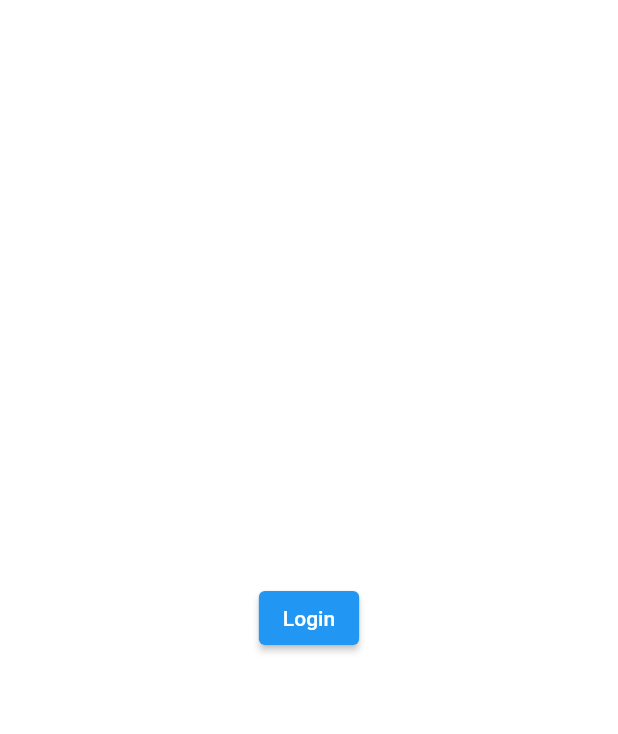
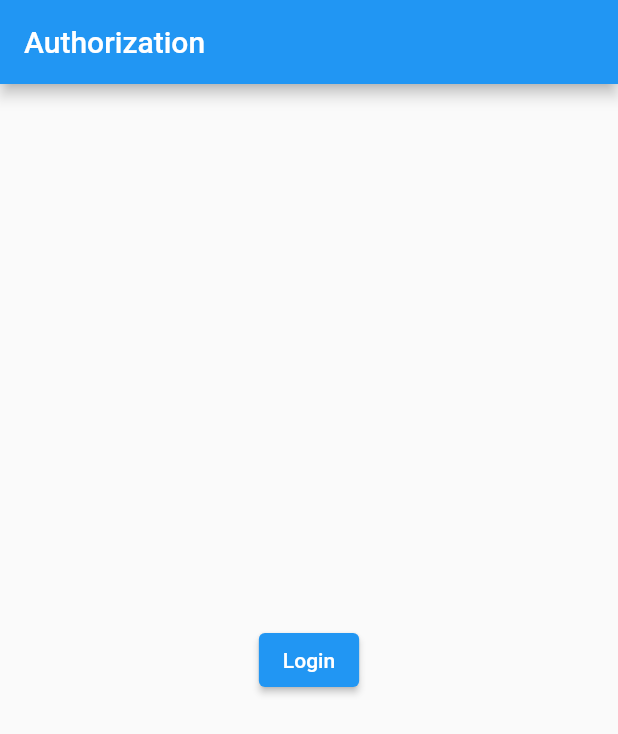
Before and after one commit to Elizav555/Firebase, a Flutter app: the screen it shows after launch, on a phone screen of 412 x 824 dp. Shown: the top 734 px of the screen. Run offline on Flutter 3.47's test engine with Material 2 defaults, Android fonts, the light colour scheme and no system bars; our stand-ins replace bloc, cloud_firestore, firebase_auth, firebase_core, firebase_storage, flutter_bloc and 1 more; missing offline and left inert: github_sign_in; accounts and stored records are empty.

Commit message:
auth page added

```diff
--- /dev/null
+++ b/lib/auth/auth_manager.dart
@@ -0,0 +1,35 @@
+import 'package:firebase_auth/firebase_auth.dart';
+import 'package:flutter/foundation.dart';
+import 'package:github_sign_in/github_sign_in.dart';
+
+class AuthManager {
+  AuthManager(this._firebaseAuth, this.gitHubSignIn, this._githubAuthProvider);
+
+  final FirebaseAuth _firebaseAuth;
+  final GitHubSignIn gitHubSignIn;
+  final GithubAuthProvider _githubAuthProvider;
+
+  Stream<User?> getUserStream() => _firebaseAuth.userChanges();
+
+  Future<bool> signInWeb() async {
+    var res = await _firebaseAuth.signInWithPopup(_githubAuthProvider);
+    return res.user != null;
+  }
+
+  Future<UserCredential?> signInNonWeb(GitHubSignInResult result) async {
+    switch (result.status) {
+      case GitHubSignInResultStatus.ok:
+        final credential = GithubAuthProvider.credential(result.token!);
+        return await FirebaseAuth.instance.signInWithCredential(credential);
+
+      case GitHubSignInResultStatus.cancelled:
+      case GitHubSignInResultStatus.failed:
+        if (kDebugMode) {
+          print(result.errorMessage);
+        }
+        return null;
+    }
+  }
+
+  bool get isLoggedIn => _firebaseAuth.currentUser != null;
+}
--- a/lib/main.dart
+++ b/lib/main.dart
@@ -1,5 +1,6 @@
 import 'package:firebase_core/firebase_core.dart';
 import 'package:flutter/material.dart';
+import 'package:get_it/get_it.dart';
 
 import 'di/container.dart' as di;
 import 'firebase_options.dart';
@@ -10,5 +11,5 @@ Future<void> main() async {
     options: DefaultFirebaseOptions.currentPlatform,
   );
   await di.setup();
-  runApp(const MyApp());
+  runApp(GetIt.I.get<MyApp>());
 }
--- /dev/null
+++ b/lib/state/auth/auth_bloc.dart
@@ -0,0 +1,33 @@
+import 'dart:async';
+
+import 'package:bloc/bloc.dart';
+import 'package:firebase/state/auth/auth_events.dart';
+import 'package:flutter/foundation.dart';
+import 'package:flutter/material.dart';
+
+import '../../auth/auth_manager.dart';
+import '../../utils/nav_const.dart';
+import 'auth_state.dart';
+
+class AuthBloc extends Bloc<AuthEvent, AuthState> {
+  final AuthManager _authManager;
+
+  AuthBloc(this._authManager) : super(LoadedState()) {
+    on<SignInEvent>(signIn);
+  }
+
+  Future<void> signIn(SignInEvent event, Emitter<AuthState> emit) async {
+    emit(LoadingState());
+    var isSuccess = false;
+    if (kIsWeb) {
+      isSuccess = await _authManager.signInWeb();
+    } else {
+      var result = await _authManager.gitHubSignIn.signIn(event.context);
+      isSuccess = await _authManager.signInNonWeb(result) != null;
+    }
+    isSuccess
+        ? Navigator.pushNamedAndRemoveUntil(
+            event.context, Routes.shoppingList, (_) => false)
+        : emit(LoadedState());
+  }
+}
--- /dev/null
+++ b/lib/state/auth/auth_events.dart
@@ -0,0 +1,9 @@
+import 'package:flutter/material.dart';
+
+abstract class AuthEvent {}
+
+class SignInEvent extends AuthEvent {
+  final BuildContext context;
+
+  SignInEvent(this.context);
+}
--- /dev/null
+++ b/lib/state/auth/auth_state.dart
@@ -0,0 +1,5 @@
+abstract class AuthState {}
+
+class LoadingState extends AuthState {}
+
+class LoadedState extends AuthState {}
--- a/lib/state/shopping_list_bloc.dart
+++ b/lib/state/shopping_list/shopping_list_bloc.dart
@@ -1,9 +1,9 @@
 import 'dart:async';
 
 import 'package:bloc/bloc.dart';
-import 'package:firebase/repository/shopping_repository.dart';
-import 'package:firebase/utils/sort_filter_types.dart';
 
+import '../../repository/shopping_repository.dart';
+import '../../utils/sort_filter_types.dart';
 import 'shopping_list_events.dart';
 import 'shopping_list_state.dart';
 
--- a/lib/state/shopping_list_state.dart
+++ b/lib/state/shopping_list/shopping_list_state.dart
@@ -1,5 +1,5 @@
-import '../model/buy_item.dart';
-import '../utils/sort_filter_types.dart';
+import '../../model/buy_item.dart';
+import '../../utils/sort_filter_types.dart';
 
 abstract class ShoppingListState {
   FilterType filterType;
--- a/lib/ui/app.dart
+++ b/lib/ui/app.dart
@@ -1,13 +1,17 @@
+import 'package:firebase/auth/auth_manager.dart';
+import 'package:firebase/ui/pages/auth_page.dart';
 import 'package:firebase/ui/pages/list_page.dart';
-import 'package:firebase_auth/firebase_auth.dart';
 import 'package:flutter/foundation.dart';
 import 'package:flutter/material.dart';
-import 'package:get_it/get_it.dart';
 
-import '../auth/signIn.dart';
+import '../utils/nav_const.dart';
 
 class MyApp extends StatelessWidget {
-  const MyApp({Key? key}) : super(key: key);
+  const MyApp(Key? key, this._authManager, this._authPage, this._listPage)
+      : super(key: key);
+  final AuthManager _authManager;
+  final AuthPage _authPage;
+  final ListPage _listPage;
 
   @override
   Widget build(BuildContext context) {
@@ -17,18 +21,11 @@ class MyApp extends StatelessWidget {
       theme: ThemeData(
         primarySwatch: Colors.blue,
       ),
-      home: StreamBuilder<User?>(
-          stream: FirebaseAuth.instance.userChanges(),
-          builder: (context, snapshot) {
-            if (!snapshot.hasData) {
-              return Center(
-                  child: ElevatedButton(
-                      onPressed: () => signIn(context),
-                      child: const Text('Login')));
-            } else {
-              return GetIt.I.get<ListPage>();
-            }
-          }),
+      initialRoute: _authManager.isLoggedIn ? Routes.shoppingList : Routes.auth,
+      routes: {
+        Routes.auth: (context) => _authPage,
+        Routes.shoppingList: (context) => _listPage,
+      },
     );
   }
 }
--- /dev/null
+++ b/lib/ui/pages/auth_page.dart
@@ -0,0 +1,39 @@
+import 'package:firebase/state/auth/auth_events.dart';
+import 'package:flutter/foundation.dart';
+import 'package:flutter/material.dart';
+import 'package:flutter_bloc/flutter_bloc.dart';
+
+import '../../state/auth/auth_bloc.dart';
+import '../../state/auth/auth_state.dart';
+
+class AuthPage extends StatelessWidget {
+  const AuthPage({Key? key, required this.title, required this.bloc})
+      : super(key: key);
+  final String title;
+  final AuthBloc bloc;
+
+  @override
+  Widget build(BuildContext context) {
+    return Scaffold(
+        appBar: AppBar(
+          title: Text(title),
+        ),
+        body: BlocProvider(
+          create: (_) => bloc,
+          child: BlocBuilder<AuthBloc, AuthState>(
+              bloc: bloc,
+              builder: (context, state) {
+                if (state is LoadingState) {
+                  return const Center(child: CircularProgressIndicator());
+                } else {
+                  return Center(
+                      child: ElevatedButton(
+                          onPressed: () => context
+                              .read<AuthBloc>()
+                              .add(SignInEvent(context)),
+                          child: const Text('Login')));
+                }
+              }),
+        ));
+  }
+}
--- a/lib/ui/pages/list_page.dart
+++ b/lib/ui/pages/list_page.dart
@@ -1,9 +1,9 @@
 import 'package:flutter/material.dart';
 import 'package:flutter_bloc/flutter_bloc.dart';
 
-import '../../state/shopping_list_bloc.dart';
-import '../../state/shopping_list_events.dart';
-import '../../state/shopping_list_state.dart';
+import '../../state/shopping_list/shopping_list_bloc.dart';
+import '../../state/shopping_list/shopping_list_events.dart';
+import '../../state/shopping_list/shopping_list_state.dart';
 import '../../utils/sort_filter_types.dart';
 import '../widgets/buy_item_widget.dart';
 
--- /dev/null
+++ b/lib/utils/nav_const.dart
@@ -0,0 +1,4 @@
+class Routes {
+  static const auth = '/auth';
+  static const shoppingList = '/shopping_list';
+}
```
Also changed, not shown: lib/auth/signIn.dart (deleted, +0 -38 lines), lib/di/container.dart (+43 -4 lines), lib/repository/shopping_db.dart (+8 -3 lines), lib/repository/storage.dart (+7 -1 lines), lib/state/shopping_list/shopping_list_events.dart (renamed from lib/state/shopping_list_events.dart).
